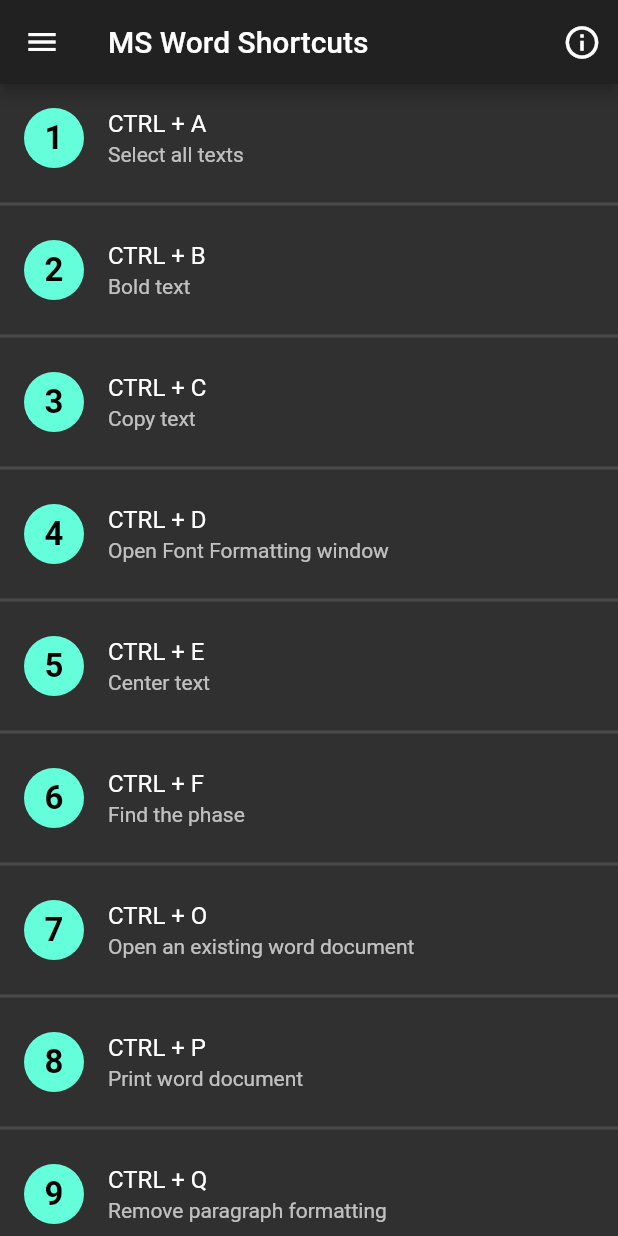
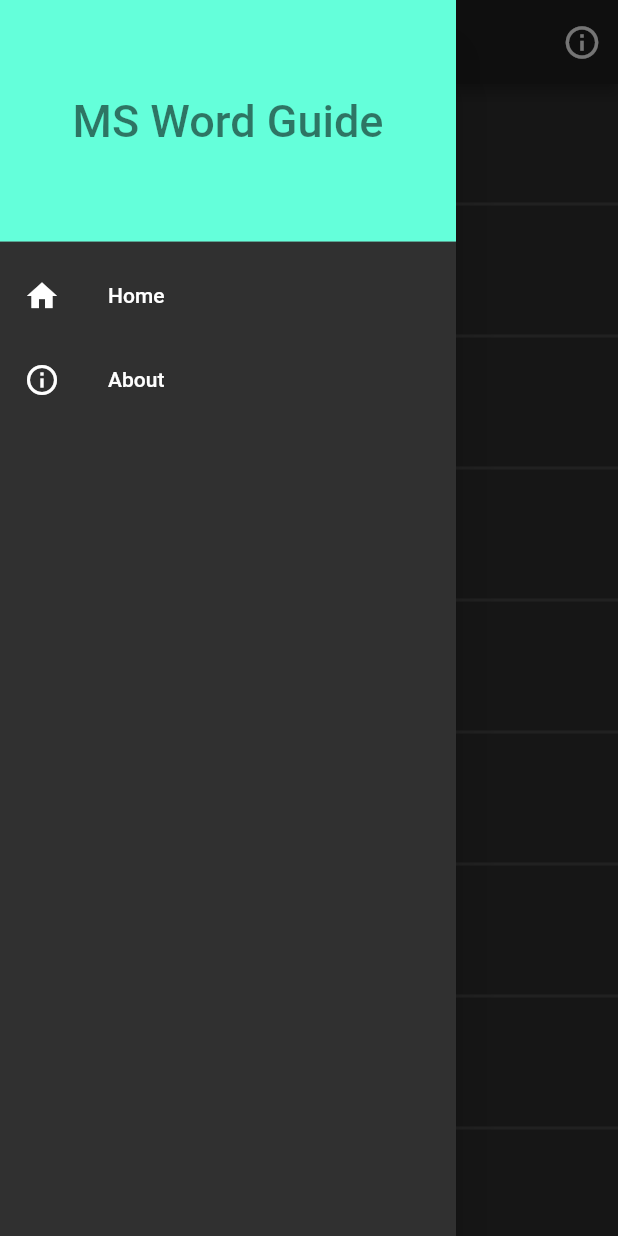
Before and after one commit to poudelmadhav/ms-word-shortcut-app, a Flutter app: the screen it shows after launch, with the side drawer open (before the commit the screen has no drawer), on a phone screen of 412 x 824 dp. Run offline on Flutter 3.47's test engine with Material 2 defaults, Android fonts, the phone set to English and light mode, and no system bars.

```diff
--- a/lib/screens/homepage.dart
+++ b/lib/screens/homepage.dart
@@ -6,21 +6,60 @@ class HomePage extends StatelessWidget {
   @override
   Widget build(BuildContext context) {
     return Scaffold(
+      drawer: Drawer(
+        child: ListView(
+          children: <Widget>[
+            DrawerHeader(
+              padding: EdgeInsets.all(0),
+              child: Container(
+                color: Colors.tealAccent,
+                child: Center(
+                  child: Text(
+                    "MS Word Guide",
+                    style: TextStyle(
+                      color: Colors.black54,
+                      fontSize: 30.0,
+                    ),
+                  ),
+                ),
+              ),
+            ),
+            ListTile(
+              leading: Icon(Icons.home),
+              title: Text("Home"),
+              onTap: () {
+                Navigator.pop(context);
+              },
+            ),
+            ListTile(
+              leading: Icon(Icons.info_outline),
+              title: Text("About"),
+              onTap: () {
+                Navigator.push(
+                  context,
+                  MaterialPageRoute(
+                    builder: (context) {
+                      return AboutPage();
+                    },
+                  ),
+                );
+              },
+            ),
+          ],
+        ),
+      ),
       appBar: AppBar(
-        leading: Icon(Icons.menu),
         title: Text("MS Word Shortcuts"),
         actions: <Widget>[
           IconButton(
             icon: Icon(Icons.info_outline),
             iconSize: 26,
             onPressed: () {
-              Navigator.push(
-                  context,
-                  MaterialPageRoute(
-                    builder: (context) {
-                      return AboutPage();
-                    },
-                  ));
+              Navigator.push(context, MaterialPageRoute(
+                builder: (context) {
+                  return AboutPage();
+                },
+              ));
             },
           ),
         ],
```
